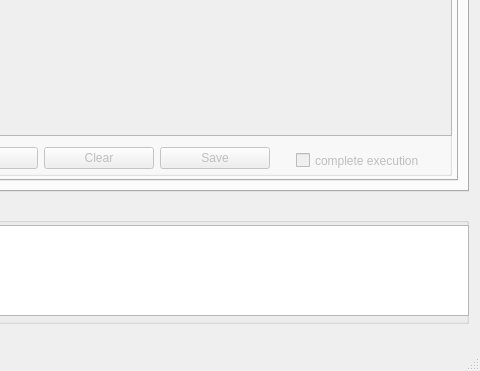
The window that ui/main_window.ui (JoaoQPereira/motion_manager) describes before a commit, drawn with Qt 5; both pictures show x 622 to 1102 and y 326 to 697 of the 1102 by 697 pixel window.
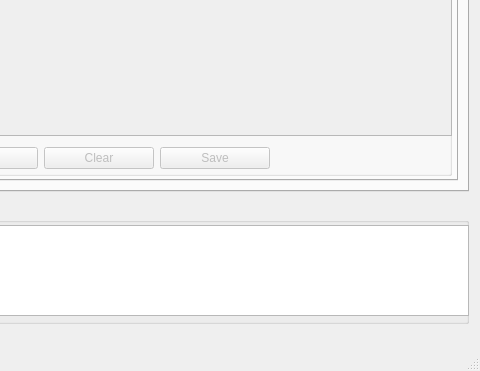
The same window after the commit. The open tabs and pages were chosen to show the change. Icons and pictures are not drawn. Custom widgets are drawn as their Qt base class.

Commit message: Delete moveit classes, execMovement (in V-rep and Sawyer) functions and execTask funtion, code organization, bugs fixed

What changed in the file:
```diff
--- a/ui/main_window.ui
+++ b/ui/main_window.ui
@@ -1079,19 +1079,6 @@
           </rect>
          </property>
         </widget>
-        <widget class="QCheckBox" name="checkBox_comp_exec">
-         <property name="geometry">
-          <rect>
-           <x>485</x>
-           <y>214</y>
-           <width>161</width>
-           <height>23</height>
-          </rect>
-         </property>
-         <property name="text">
-          <string>complete execution</string>
-         </property>
-        </widget>
         <widget class="QWidget" name="layoutWidget">
          <property name="geometry">
           <rect>
```
Left out of the diff: 4 changed lines with no effect on the pictures. The commit also changes 63 other files.
